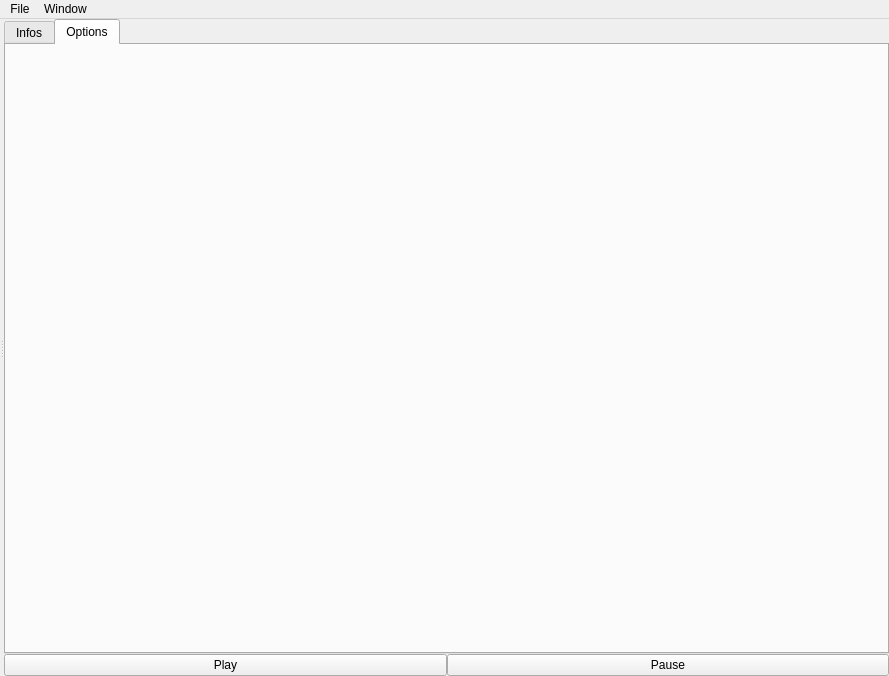
Above: main_window.ui from loicbourgois/fooshes before the change. Below: the same form after it.
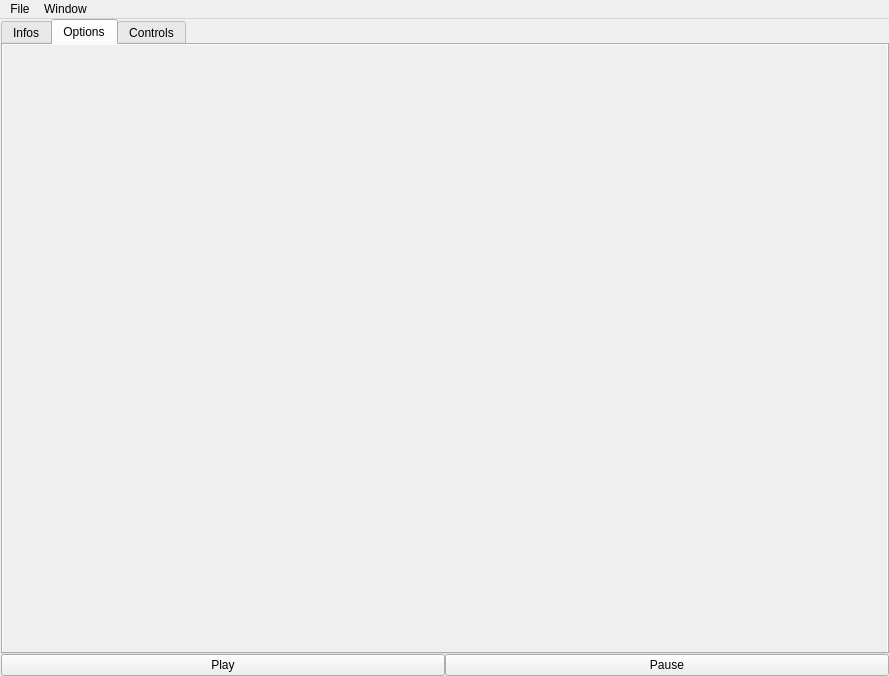
That is the form after the change. The open tabs and pages were chosen to show the change.

```diff
--- a/main_window.ui
+++ b/main_window.ui
@@ -35,6 +35,9 @@
       <property name="orientation">
        <enum>Qt::Horizontal</enum>
       </property>
+      <property name="handleWidth">
+       <number>1</number>
+      </property>
       <widget class="QWidget" name="widgetView" native="true">
        <layout class="QGridLayout" name="gridLayout_2">
         <property name="leftMargin">
@@ -118,6 +121,101 @@
             <property name="spacing">
              <number>0</number>
             </property>
+            <item row="0" column="0">
+             <widget class="QScrollArea" name="scrollAreaOptions">
+              <property name="frameShape">
+               <enum>QFrame::NoFrame</enum>
+              </property>
+              <property name="lineWidth">
+               <number>0</number>
+              </property>
+              <property name="verticalScrollBarPolicy">
+               <enum>Qt::ScrollBarAsNeeded</enum>
+              </property>
+              <property name="horizontalScrollBarPolicy">
+               <enum>Qt::ScrollBarAlwaysOff</enum>
+              </property>
+              <property name="sizeAdjustPolicy">
+               <enum>QAbstractScrollArea::AdjustIgnored</enum>
+              </property>
+              <property name="widgetResizable">
+               <bool>true</bool>
+              </property>
+              <widget class="QWidget" name="scrollAreaWidgetContents">
+               <property name="geometry">
+                <rect>
+                 <x>0</x>
+                 <y>0</y>
+                 <width>882</width>
+                 <height>606</height>
+                </rect>
+               </property>
+               <layout class="QGridLayout" name="gridLayout_7">
+                <property name="leftMargin">
+                 <number>0</number>
+                </property>
+                <property name="topMargin">
+                 <number>0</number>
+                </property>
+                <property name="rightMargin">
+                 <number>0</number>
+                </property>
+                <property name="bottomMargin">
+                 <number>0</number>
+                </property>
+                <property name="spacing">
+                 <number>0</number>
+                </property>
+               </layout>
+              </widget>
+             </widget>
+            </item>
+           </layout>
+          </widget>
+          <widget class="QWidget" name="tabControls">
+           <attribute name="title">
+            <string>Controls</string>
+           </attribute>
+           <layout class="QGridLayout" name="gridLayout_9">
+            <property name="leftMargin">
+             <number>0</number>
+            </property>
+            <property name="topMargin">
+             <number>0</number>
+            </property>
+            <property name="rightMargin">
+             <number>0</number>
+            </property>
+            <property name="bottomMargin">
+             <number>0</number>
+            </property>
+            <property name="spacing">
+             <number>0</number>
+            </property>
+            <item row="0" column="0">
+             <widget class="QScrollArea" name="scrollAreaControls">
+              <property name="frameShape">
+               <enum>QFrame::NoFrame</enum>
+              </property>
+              <property name="horizontalScrollBarPolicy">
+               <enum>Qt::ScrollBarAlwaysOff</enum>
+              </property>
+              <property name="widgetResizable">
+               <bool>true</bool>
+              </property>
+              <widget class="QWidget" name="scrollAreaWidgetContents_3">
+               <property name="geometry">
+                <rect>
+                 <x>0</x>
+                 <y>0</y>
+                 <width>882</width>
+                 <height>606</height>
+                </rect>
+               </property>
+               <layout class="QGridLayout" name="gridLayout_10"/>
+              </widget>
+             </widget>
+            </item>
            </layout>
           </widget>
          </widget>
```
Left out of the diff: 45 changed lines with no effect on the pictures.
